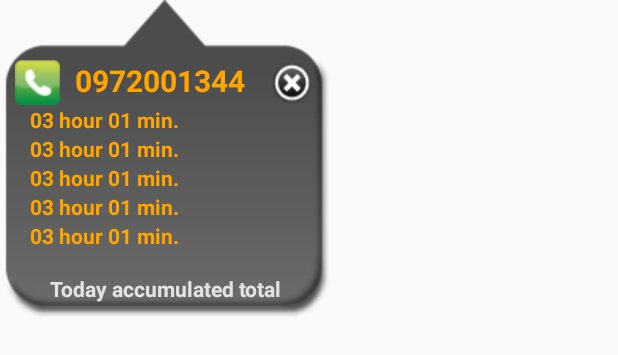
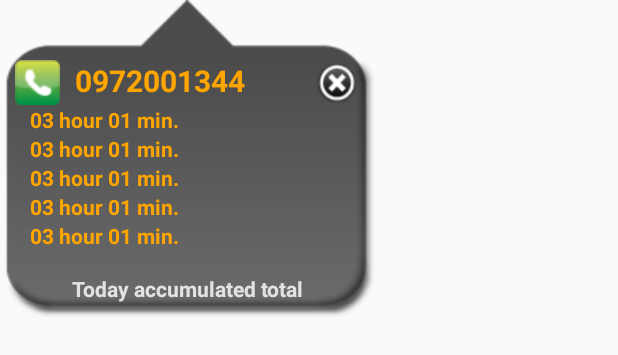
Before and after one commit to ALPhaHoai/Interactive-Infowindow-Google-Map-Android, an Android app: the layout car_info.xml on its own in the app's theme, with its tools: preview values and no code run, on a phone screen of 412 x 824 dp. Shown: the top 355 px of the screen. Run offline under Robolectric (Android 15) with nearby library versions, the phone set to English and light mode, and no system bars.

Commit message:
update layout

```diff
--- a/app/src/main/res/layout/car_info.xml
+++ b/app/src/main/res/layout/car_info.xml
@@ -1,7 +1,7 @@
 <?xml version="1.0" encoding="utf-8"?>
 <androidx.constraintlayout.widget.ConstraintLayout xmlns:android="http://schemas.android.com/apk/res/android"
     xmlns:app="http://schemas.android.com/apk/res-auto"
-    android:layout_width="220dp"
+    android:layout_width="250dp"
     android:layout_height="wrap_content"
     android:padding="10dp"
     android:id="@+id/car_info"
```
